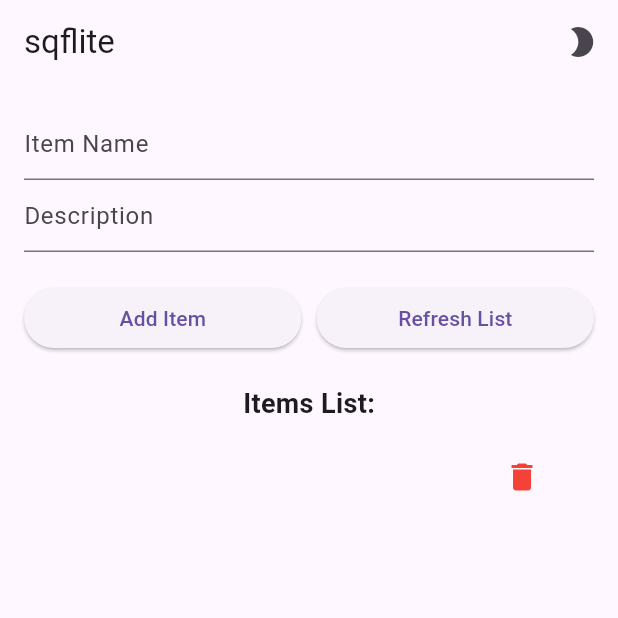
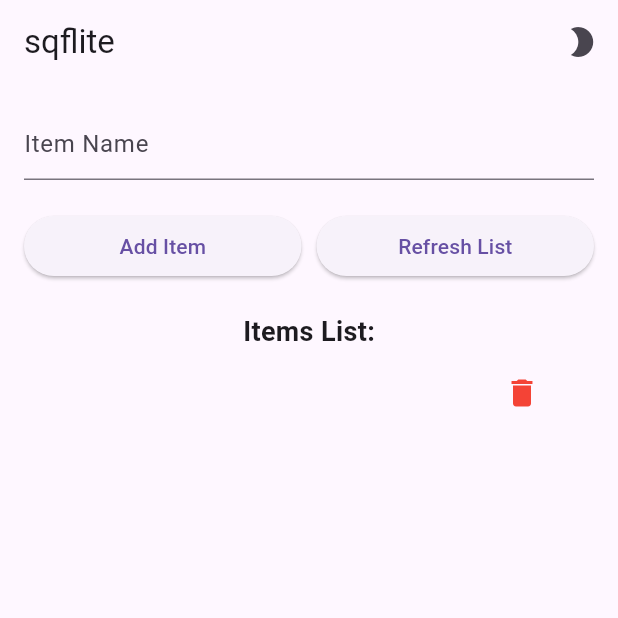
Before and after one commit to Nathan2055/csc4360-cw03-task-list, a Flutter app: the screen it shows after launch, after a tap on "Add Item", on a phone screen of 412 x 824 dp, the top half of it. Run offline on Flutter 3.47's test engine with Material 3 defaults, Android fonts, the phone set to English and light mode, and no system bars; our stand-ins replace sqflite; accounts and stored records are empty.

Commit message:
Remove description field

```diff
--- a/lib/database_helper.dart
+++ b/lib/database_helper.dart
@@ -4,20 +4,15 @@ import 'package:path/path.dart';
 class Item {
   final int? id; // Auto-generated by SQLite
   final String name;
-  final String description;
 
-  Item({this.id, required this.name, required this.description});
+  Item({this.id, required this.name});
 
   Map<String, dynamic> toMap() {
-    return {'id': id, 'name': name, 'description': description};
+    return {'id': id, 'name': name};
   }
 
   factory Item.fromMap(Map<String, dynamic> map) {
-    return Item(
-      id: map['id'],
-      name: map['name'],
-      description: map['description'],
-    );
+    return Item(id: map['id'], name: map['name']);
   }
 }
 
@@ -42,8 +37,7 @@ class DBHelper {
     await db.execute('''
       CREATE TABLE items (
         id INTEGER PRIMARY KEY AUTOINCREMENT,
-        name TEXT NOT NULL,
-        description TEXT
+        name TEXT NOT NULL
       )
     ''');
   }
--- a/lib/main.dart
+++ b/lib/main.dart
@@ -19,15 +19,11 @@ class _DatabaseExampleState extends State<DatabaseExample> {
 
   final dbHelper = DBHelper.instance;
   final TextEditingController nameController = TextEditingController();
-  final TextEditingController descController = TextEditingController();
 
   List<Item> items = [];
 
   void _addItem() async {
-    final newItem = Item(
-      name: nameController.text,
-      description: descController.text,
-    );
+    final newItem = Item(name: nameController.text);
     await dbHelper.insertItem(newItem);
     _refreshItems();
     _clearTextFields();
@@ -42,7 +38,6 @@ class _DatabaseExampleState extends State<DatabaseExample> {
 
   void _clearTextFields() {
     nameController.clear();
-    descController.clear();
   }
 
   @override
@@ -88,10 +83,6 @@ class _DatabaseExampleState extends State<DatabaseExample> {
                 controller: nameController,
                 decoration: const InputDecoration(hintText: 'Item Name'),
               ),
-              TextField(
-                controller: descController,
-                decoration: const InputDecoration(hintText: 'Description'),
-              ),
               const SizedBox(height: 20),
               Row(
                 children: [
@@ -122,7 +113,6 @@ class _DatabaseExampleState extends State<DatabaseExample> {
                     final item = items[index];
                     return ListTile(
                       title: Text(item.name),
-                      subtitle: Text(item.description),
                       trailing: IconButton(
                         icon: const Icon(Icons.delete, color: Colors.red),
                         onPressed: () async {
```
